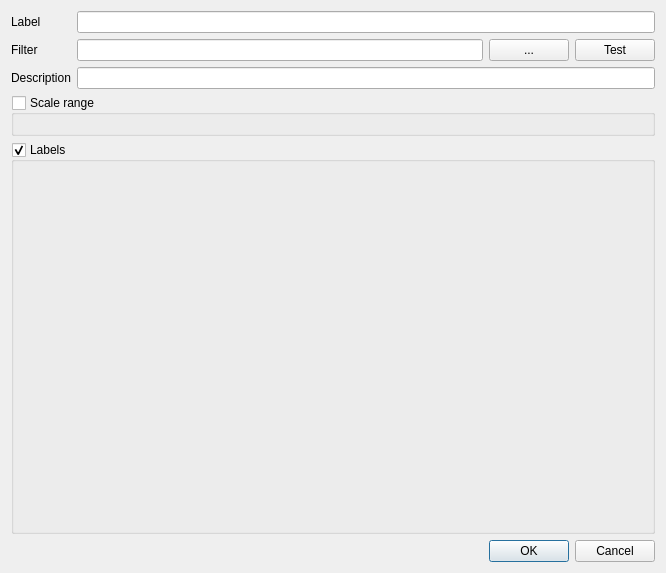
Before: the Qt Designer form src/ui/qgslabelingrulepropsdialog.ui in qgis/QGIS, drawn with Qt 5.
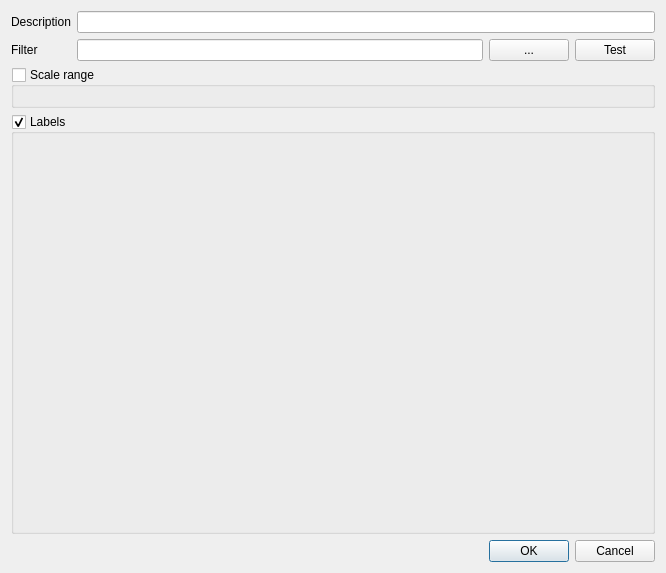
After: the same form once the commit is applied. Custom widgets are drawn as their Qt base class.

Commit message:
Rule-based labeling GUI enhancements
- new column with label text
- copy / paste / delete rules (also with shortcuts)
- no label+description - only description (per rule)
- BONUS: copy/paste works also between rule-based renderer and labeling

This code has been funded by Tuscany Region (Italy) - SITA (CIG: 63526840AE) and commissioned to Gis3W s.a.s.

```diff
--- a/src/ui/qgslabelingrulepropsdialog.ui
+++ b/src/ui/qgslabelingrulepropsdialog.ui
@@ -22,12 +22,12 @@
      <item row="0" column="0">
       <widget class="QLabel" name="label_1">
        <property name="text">
-        <string>Label</string>
+        <string>Description</string>
        </property>
       </widget>
      </item>
      <item row="0" column="1">
-      <widget class="QLineEdit" name="editLabel"/>
+      <widget class="QLineEdit" name="editDescription"/>
      </item>
      <item row="1" column="0">
       <widget class="QLabel" name="label_5">
@@ -63,16 +63,6 @@
        </item>
       </layout>
      </item>
-     <item row="2" column="0">
-      <widget class="QLabel" name="label_4">
-       <property name="text">
-        <string>Description</string>
-       </property>
-      </widget>
-     </item>
-     <item row="2" column="1">
-      <widget class="QLineEdit" name="editDescription"/>
-     </item>
     </layout>
    </item>
    <item>
```
Left out of the diff: 3 changed lines with no effect on the pictures. The commit also changes 6 other files.
